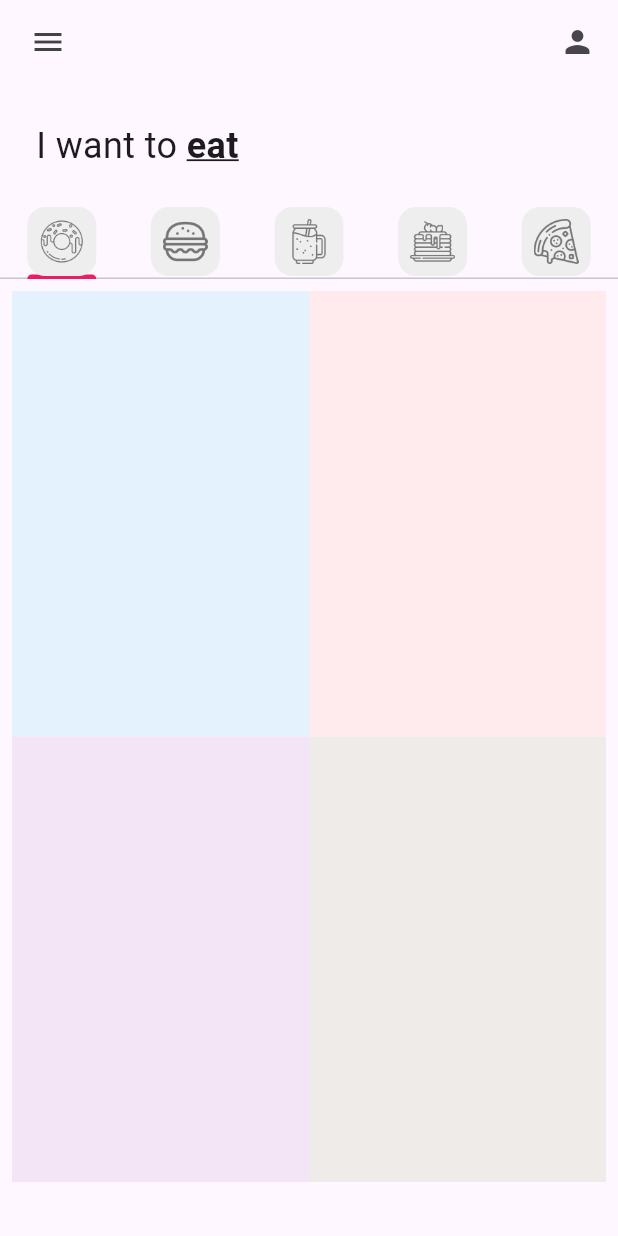
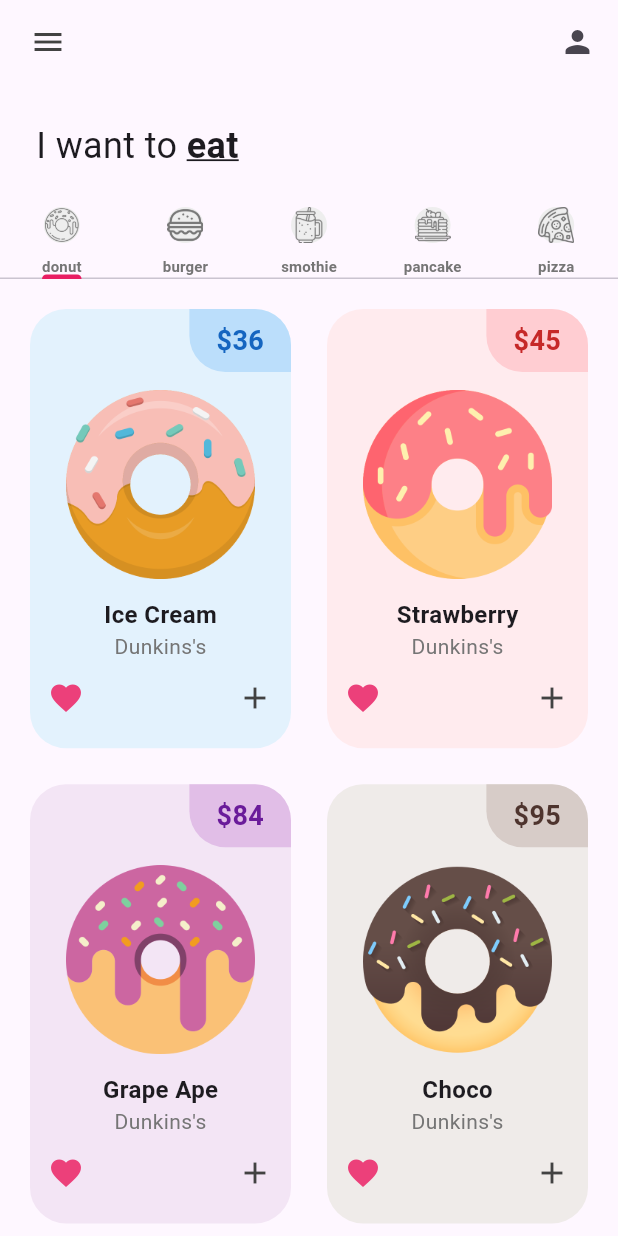
Before and after one commit to CristianGasca/p1_donut_app_cristian_gasca, a Flutter app: the screen it shows after launch, on a phone screen of 412 x 824 dp. Run offline on Flutter 3.47's test engine with Material 3 defaults, Android fonts, the phone set to English and light mode, and no system bars.

Commit message:
items_added

```diff
--- a/lib/main.dart
+++ b/lib/main.dart
@@ -13,6 +13,7 @@ class MainApp extends StatelessWidget {
     return  MaterialApp(
       home: const HomePage(),
       theme: ThemeData( tabBarTheme: const TabBarTheme(indicatorColor: Colors.pink),),
+      debugShowCheckedModeBanner: false,
     );
   }
 }
--- a/lib/pages/home_page.dart
+++ b/lib/pages/home_page.dart
@@ -1,5 +1,6 @@
 import 'package:flutter/material.dart';
 import 'package:p1_donut_app_cristian_gasca/utils/my_tab.dart';
+import '../utils/my_tab_name.dart';
 import '../tab/donut_tab.dart';
 import '../tab/burgerTab.dart';
 import '../tab/pancakeTab.dart';
@@ -19,17 +20,19 @@ class _HomePageState extends State<HomePage> {
   //donut tab
   const MyTab(
     iconPath: 'lib/icons/donut.png',
-    ),
+    iname: 'donut',
+  ),
+
   // burger tab
   const MyTab(
-    iconPath: 'lib/icons/burger.png'
+    iconPath: 'lib/icons/burger.png', iname: 'burger',
   ),
   //smoithie tab
-  const MyTab(iconPath: 'lib/icons/smoothie.png'),
+  const MyTab(iconPath: 'lib/icons/smoothie.png', iname: 'smothie',),
   //pancake tab
-  const MyTab(iconPath: 'lib/icons/pancakes.png'),
+  const MyTab(iconPath: 'lib/icons/pancakes.png', iname: 'pancake',),
   //pizza tab
-  const MyTab(iconPath: 'lib/icons/pizza.png')
+  const MyTab(iconPath: 'lib/icons/pizza.png', iname: 'pizza',)
   ];
 
   @override
@@ -75,7 +78,8 @@ class _HomePageState extends State<HomePage> {
           Burgertab(),
           SmoithieTab(),
           pancakeTab(),
-          PizzaTab() ] ))
+          PizzaTab()
+           ] ))
 
           //total del carrito
         ]),
--- a/lib/tab/donut_tab.dart
+++ b/lib/tab/donut_tab.dart
@@ -4,6 +4,10 @@ import '../utils/donut_tile.dart';
 class DonutTab extends StatelessWidget {
   final List donutsOnSale = const [
 // [ donutFlavor, donutPrice, donutColor, imageName ]
+["Ice Cream", "36", Colors.blue, "lib/images/icecream_donut.png"],
+["Strawberry", "45", Colors.red, "lib/images/strawberry_donut.png"],
+["Grape Ape", "84", Colors.purple, "lib/images/grape_donut.png"],
+["Choco", "95", Colors.brown, "lib/images/chocolate_donut.png"],
 ["Ice Cream", "36", Colors.blue, "lib/images/icecream_donut.png"],
 ["Strawberry", "45", Colors.red, "lib/images/strawberry_donut.png"],
 ["Grape Ape", "84", Colors.purple, "lib/images/grape_donut.png"],
@@ -17,7 +21,7 @@ class DonutTab extends StatelessWidget {
     return GridView.builder(
       itemCount: donutsOnSale.length,
       padding: const EdgeInsets.all(8),
-      gridDelegate: const SliverGridDelegateWithFixedCrossAxisCount(crossAxisCount: 2, childAspectRatio: 1/1.5),
+      gridDelegate: const SliverGridDelegateWithFixedCrossAxisCount(crossAxisCount: 2, childAspectRatio: 1/1.6),
       itemBuilder:(context, index ){
 
       return DonutTile(
--- a/lib/utils/donut_tile.dart
+++ b/lib/utils/donut_tile.dart
@@ -11,8 +11,47 @@ class DonutTile extends StatelessWidget {
 
   @override
   Widget build(BuildContext context) {
-    return Container(decoration: BoxDecoration(color: donutColor[50]),
+    return Padding(
+      padding: const EdgeInsets.all(12.0),
+      child: Container(decoration: BoxDecoration(color: donutColor[50], borderRadius: BorderRadius.circular(24)),
 
+      child: Column(children: [
+        Row(
+          mainAxisAlignment: MainAxisAlignment.end,
+          children: [Container(
+          decoration: BoxDecoration(color: donutColor[100], borderRadius: const BorderRadius.only(topRight: Radius.circular(24), bottomLeft: Radius.circular(24))),
+          padding: const EdgeInsets.symmetric(vertical: 8, horizontal: 18),
+          child: Text('\$$donutPrice', style: TextStyle(fontSize: 18, fontWeight: FontWeight.bold, color: donutColor[800])),
+        )],),
+        //donut picture
+        Padding(
+          padding: const EdgeInsets.symmetric(horizontal: 24, vertical: 12),
+          child: Image.asset(imageName),
+        ),
+
+        //donut flavor text
+        Text(donutFlavor, style: const TextStyle(fontSize: 16, fontWeight: FontWeight.bold)),
+
+        // texto
+        Text('Dunkins\'s', style: TextStyle(color: Colors.grey[600]),),
+        //love icon + add button
+
+        Padding(
+          padding: const EdgeInsets.all(12),
+          child: Row(
+            mainAxisAlignment: MainAxisAlignment.spaceBetween,
+            children: [
+              //love icon
+              Icon(Icons.favorite, color: Colors.pink[400]),
+              Icon(Icons.add, color: Colors.grey[800],)
+            ],
+          ),
+        )
+
+
+      ],),
+
+      ),
     );
   }
 }
--- a/lib/utils/my_tab.dart
+++ b/lib/utils/my_tab.dart
@@ -1,24 +1,41 @@
 import 'package:flutter/material.dart';
-
+import '../utils/my_tab_name.dart';
 class MyTab extends StatelessWidget {
   final String iconPath;
-  const MyTab({super.key, required this.iconPath});
+  final String iname;
+  const MyTab({super.key, required this.iconPath, required this.iname});
 
   @override
-  Widget build(BuildContext context) {
+ Widget build(BuildContext context) {
+    MyTabName(name: iname);
     return Tab(
-      child: Container(
-        padding: const EdgeInsets.all(8.0),
-        decoration: BoxDecoration(
-          color: Colors.grey[200],
-          borderRadius: BorderRadius.circular(12)
-        ),
-
-        child: Image.asset(iconPath,
-         color: Colors.grey[600])
-
-      )
-
+      child: Column(
+        mainAxisSize: MainAxisSize.min,
+        children: [
+          Expanded( // Hace que el icono ocupe todo el espacio disponible
+            child: Container(
+              padding: const EdgeInsets.all(0),
+              decoration: BoxDecoration(
+                color: Colors.grey[200],
+                borderRadius: BorderRadius.circular(12),
+              ),
+              child: Image.asset(
+                iconPath,
+                color: Colors.grey[600],
+              ),
+            ),
+          ),
+          const SizedBox(height: 8.0), // Espacio entre el ícono y el texto
+          Text(
+            iname,
+            style: TextStyle(
+              fontSize: 10,
+              fontWeight: FontWeight.bold,
+              color: Colors.grey[600],
+            ),
+          ),
+        ],
+      ),
     );
   }
 }
--- /dev/null
+++ b/lib/utils/my_tab_name.dart
@@ -0,0 +1,14 @@
+import 'package:flutter/material.dart';
+
+class MyTabName extends StatelessWidget {
+  final String name;
+  const MyTabName({super.key, required this.name});
+
+  @override
+  Widget build(BuildContext context) {
+    return SizedBox(height: 0,
+    child: Text(name, style: TextStyle(fontSize: 10, fontWeight: FontWeight.bold, color: Colors.grey[600])
+    ));
+
+  }
+}
```
